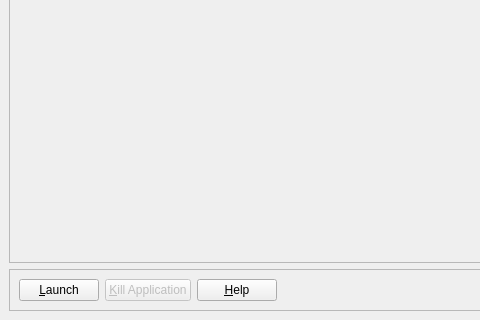
Above: ClusterControl/modules/ClusterLauncherBase.ui from patrickhartling/maestro before the change; both pictures show x 0 to 480 and y 243 to 563 of the 635 by 563 pixel window. Below: the same form after it.
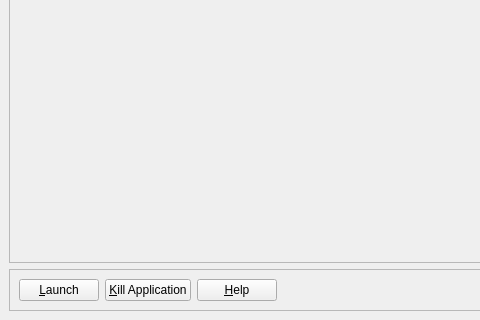
That is the form after the change.

Patch:
```diff
--- a/ClusterControl/modules/ClusterLauncherBase.ui
+++ b/ClusterControl/modules/ClusterLauncherBase.ui
@@ -119,7 +119,7 @@
       <item>
        <widget class="QPushButton" name="killButton" >
         <property name="enabled" >
-         <bool>false</bool>
+         <bool>true</bool>
         </property>
         <property name="text" >
          <string>&amp;Kill Application</string>
```
